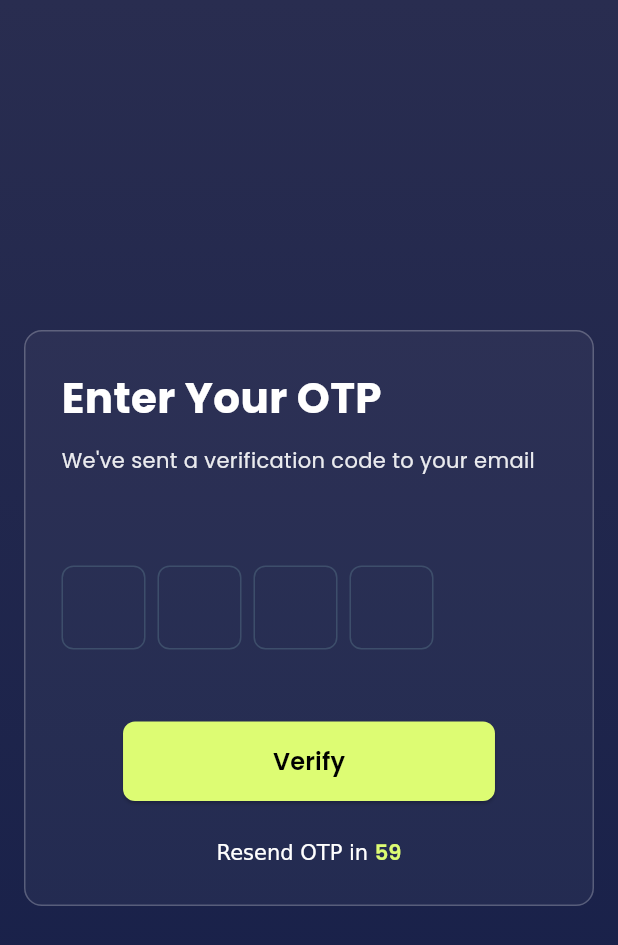
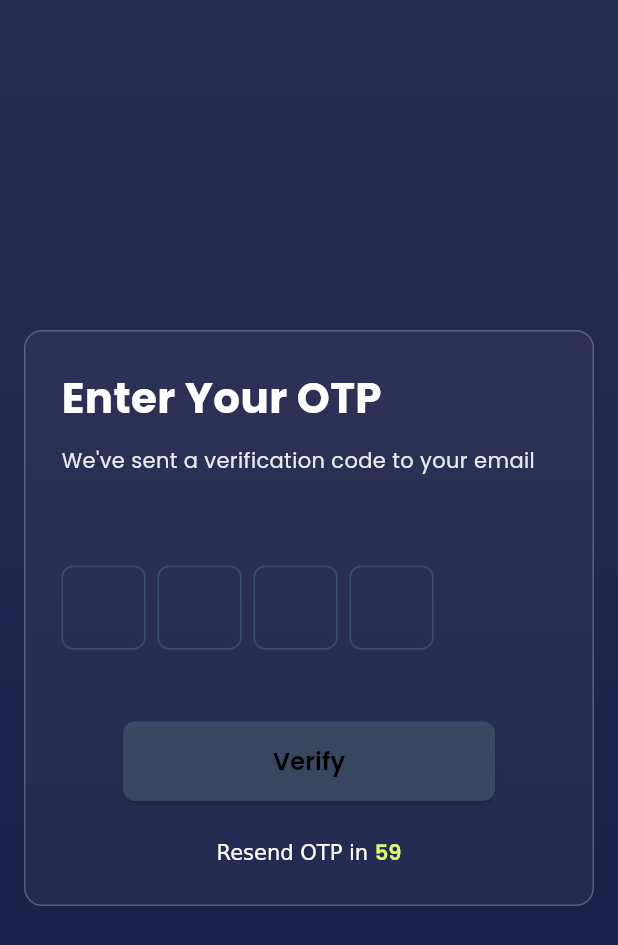
Before and after one commit to rahul-chaudhary/notes-bucket, a Flutter app: the OtpVerificationPage screen opened by its route, on a phone screen of 412 x 824 dp. Shown: the top 945 px of the screen. Run offline on Flutter 3.47's test engine with Material 3 defaults, Android fonts, the phone set to English and light mode, and no system bars; drawn by our look-alikes of pinput; our stand-ins replace dart_mappable, drift, drift_flutter, equatable, flutter_hooks, flutter_riverpod and 10 more; accounts and stored records are empty; generated files the repository leaves out were written again.

Commit message:
refactor: Extract OTP input into a separate widget and enhance validation
This commit refactors the OTP verification page by extracting the Pinput logic into a reusable `OtpPinInput` widget and improving the user interaction on the page.

- **Widget Extraction:**
  - Moved the `Pinput` widget and its associated theme configurations (`defaultPinTheme`, `focusedPinTheme`, `submittedPinTheme`) from `otp_verification_page.dart` into a new, reusable widget called `OtpPinInput`.

- **UI & State Management:**
  - Added a listener to the `otpController` to track the length of the entered OTP.
  - The "Verify" button is now disabled until a 4-digit OTP is entered, improving user feedback. The button's color changes to reflect its enabled/disabled state.
  - The `onPressed` callback for the "Verify" button now checks if the OTP length is valid before proceeding.

```diff
--- a/lib/features/auth/presentation/pages/otp_verification_page.dart
+++ b/lib/features/auth/presentation/pages/otp_verification_page.dart
@@ -9,6 +9,7 @@ import 'package:notes_bucket/core/utils/app_utils_func.dart';
 import 'package:notes_bucket/core/widgets/buttons/app_elevated_button.dart';
 import 'package:notes_bucket/core/widgets/buttons/app_rich_text_button.dart';
 import 'package:notes_bucket/core/widgets/cards/app_container.dart';
+import 'package:notes_bucket/features/auth/presentation/widgets/otp_pin_input.dart';
 import 'package:pinput/pinput.dart';
 
 class OtpVerificationPage extends HookConsumerWidget {
@@ -22,6 +23,17 @@ class OtpVerificationPage extends HookConsumerWidget {
     final otpController = useTextEditingController();
     final resendOtpTimer = useState(60);
 
+    final isOtpLengthValid = useState(false);
+
+    useEffect(() {
+      void listener() {
+        isOtpLengthValid.value = otpController.text.length == 4;
+      }
+
+      otpController.addListener(listener);
+      return () => otpController.removeListener(listener);
+    }, [otpController]);
+
     useEffect(() {
       final timer = Timer.periodic(const Duration(seconds: 1), (timer) {
         if (resendOtpTimer.value > 0) {
@@ -34,36 +46,6 @@ class OtpVerificationPage extends HookConsumerWidget {
       return timer.cancel;
     });
 
-    final defaultPinTheme = PinTheme(
-      width: 56,
-      height: 56,
-      textStyle: TextStyle(
-        fontSize: 20,
-        color: Colors.white,
-        fontWeight: FontWeight.w600,
-      ),
-      decoration: BoxDecoration(
-        border: Border.all(color: theme.disabledColor),
-        borderRadius: BorderRadius.circular(8),
-        color: Colors.transparent,
-        backgroundBlendMode: BlendMode.dst,
-      ),
-    );
-
-    final focusedPinTheme = defaultPinTheme.copyDecorationWith(
-      border: Border.all(color: theme.colorScheme.secondary),
-      borderRadius: BorderRadius.circular(8),
-      color: Colors.transparent,
-    );
-
-    final submittedPinTheme = defaultPinTheme.copyWith(
-      decoration: defaultPinTheme.decoration?.copyWith(
-        color: theme.colorScheme.secondary,
-        // backgroundBlendMode: BlendMode.dst,
-        // borderRadius: BorderRadius.circular(8),
-        border: Border.all(color: theme.colorScheme.secondary),
-      ),
-    );
 
     return Container(
       decoration: BoxDecoration(gradient: AppGradient.scaffoldBackground),
@@ -99,28 +81,25 @@ class OtpVerificationPage extends HookConsumerWidget {
                       ).copyWith(fontWeight: FontWeight.w600),
                     ),
                     const SizedBox(height: 40),
-                    Pinput(
-                      defaultPinTheme: defaultPinTheme,
-                      focusedPinTheme: focusedPinTheme,
-                      submittedPinTheme: submittedPinTheme,
-                      validator: (s) {
-                        return s == '2222' ? null : 'OTP is incorrect';
-                      },
-                      pinputAutovalidateMode: PinputAutovalidateMode.onSubmit,
-                      showCursor: true,
-                      keyboardType: TextInputType.number,
-                      length: 4,
-                      controller: otpController,
-                      onCompleted: (pin) => dbPrint(pin),
-                    ),
+                    OtpPinInput(
+                        validator: (value) {
+                          if (value == null || value.isEmpty) {
+                            return 'Please enter OTP';
+                          }
+                          return null;
+                        },
+                        otpController: otpController,
+                        onCompleted: (value) {}),
                     const SizedBox(height: 48),
                     Align(
                       alignment: Alignment.center,
                       child: AppElevatedButton(
                         text: 'Verify',
+                        btnColor: isOtpLengthValid.value ? theme.colorScheme.secondary : theme.disabledColor,
                         horizontalPadding: 100,
                         borderRadius: 8,
                         onPressed: () {
+                          if (!isOtpLengthValid.value) return;
                           Navigator.pushNamed(context, AppRoutes.home);
                         },
                       ),
```
